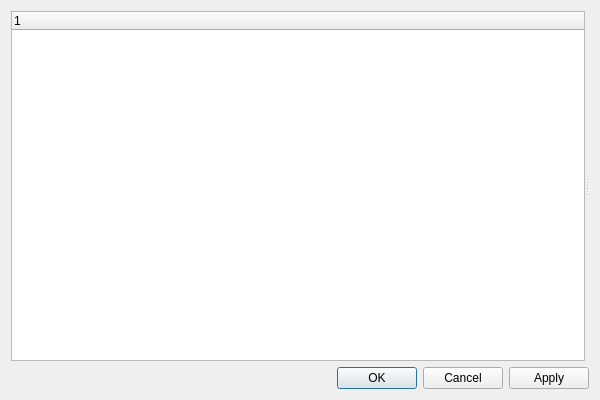
Old version of the form src/tools/hlmv/ui/options/OptionsDialog.ui in the repository SamVanheer/HalfLifeAssetManager.
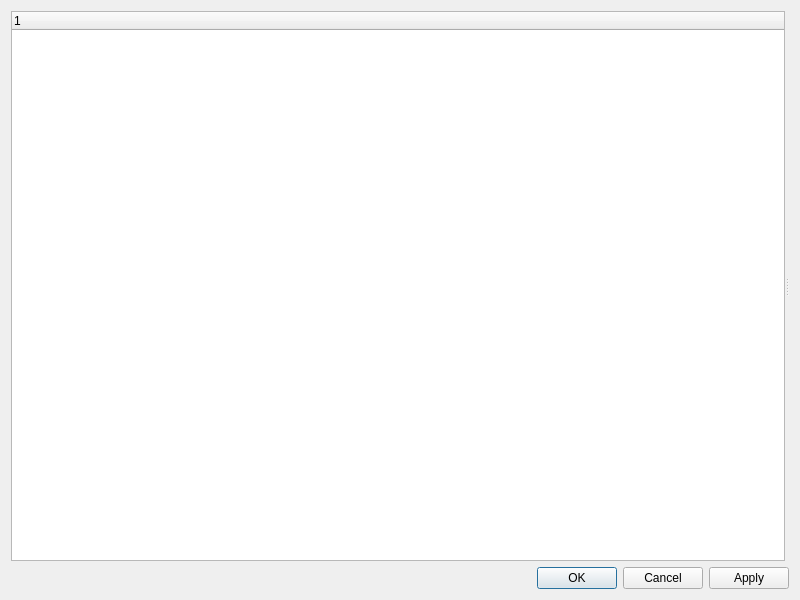
New version of the form.

Commit message: Scale Options dialog to 90% of screen it's initially displayed on

Diff of the .ui file:
```diff
--- a/src/tools/hlmv/ui/options/OptionsDialog.ui
+++ b/src/tools/hlmv/ui/options/OptionsDialog.ui
@@ -6,8 +6,8 @@
    <rect>
     <x>0</x>
     <y>0</y>
-    <width>600</width>
-    <height>400</height>
+    <width>800</width>
+    <height>600</height>
    </rect>
   </property>
   <property name="windowTitle">
```
The commit also changes 1 other file.
